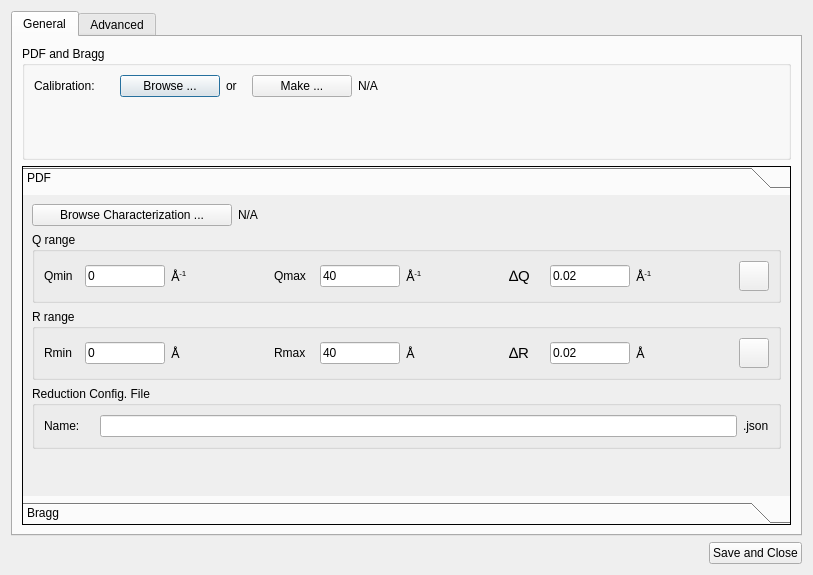
neutrons/addie, file designer/ui_reduction_configuration_dialog.ui: the form before one commit.
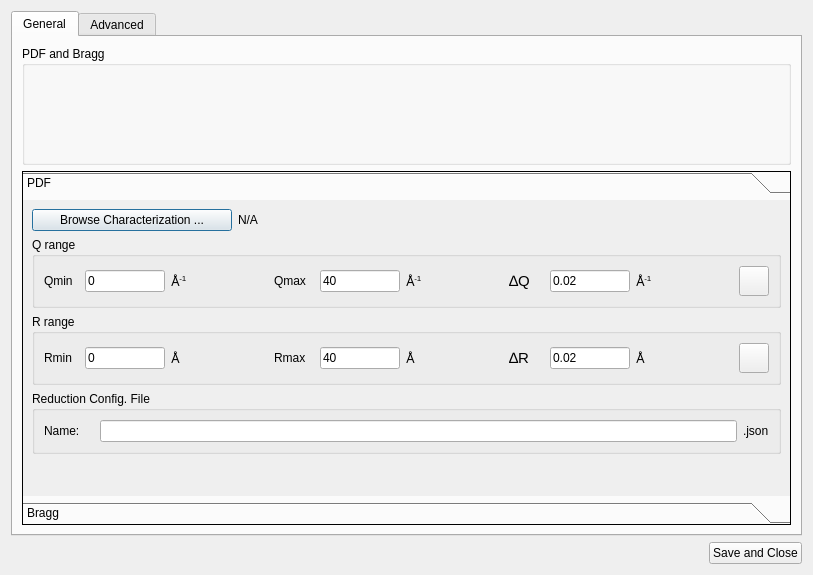
The form after the commit.

Commit message: Moved back to main ui the calibration widgets (browse and make)

Diff of the .ui file:
```diff
--- a/designer/ui_reduction_configuration_dialog.ui
+++ b/designer/ui_reduction_configuration_dialog.ui
@@ -30,93 +30,6 @@
           <string>PDF and Bragg</string>
          </property>
          <layout class="QVBoxLayout" name="verticalLayout_4">
-          <item>
-           <layout class="QHBoxLayout" name="horizontalLayout_26">
-            <item>
-             <widget class="QLabel" name="label_26">
-              <property name="minimumSize">
-               <size>
-                <width>80</width>
-                <height>0</height>
-               </size>
-              </property>
-              <property name="maximumSize">
-               <size>
-                <width>80</width>
-                <height>16777215</height>
-               </size>
-              </property>
-              <property name="text">
-               <string>Calibration:</string>
-              </property>
-             </widget>
-            </item>
-            <item>
-             <widget class="QPushButton" name="browse_calibration_button">
-              <property name="minimumSize">
-               <size>
-                <width>100</width>
-                <height>0</height>
-               </size>
-              </property>
-              <property name="maximumSize">
-               <size>
-                <width>100</width>
-                <height>16777215</height>
-               </size>
-              </property>
-              <property name="text">
-               <string>Browse ...</string>
-              </property>
-             </widget>
-            </item>
-            <item>
-             <widget class="QLabel" name="label_27">
-              <property name="minimumSize">
-               <size>
-                <width>20</width>
-                <height>0</height>
-               </size>
-              </property>
-              <property name="maximumSize">
-               <size>
-                <width>20</width>
-                <height>16777215</height>
-               </size>
-              </property>
-              <property name="text">
-               <string>or</string>
-              </property>
-             </widget>
-            </item>
-            <item>
-             <widget class="QPushButton" name="make_calibration_button">
-              <property name="minimumSize">
-               <size>
-                <width>100</width>
-                <height>0</height>
-               </size>
-              </property>
-              <property name="maximumSize">
-               <size>
-                <width>100</width>
-                <height>16777215</height>
-               </size>
-              </property>
-              <property name="text">
-               <string>Make ...</string>
-              </property>
-             </widget>
-            </item>
-            <item>
-             <widget class="QLabel" name="calibration_file">
-              <property name="text">
-               <string>N/A</string>
-              </property>
-             </widget>
-            </item>
-           </layout>
-          </item>
           <item>
            <spacer name="verticalSpacer_3">
             <property name="orientation">
@@ -125,7 +38,7 @@
             <property name="sizeHint" stdset="0">
              <size>
               <width>20</width>
-              <height>53</height>
+              <height>86</height>
              </size>
             </property>
            </spacer>
```
Left out of the diff: 32 changed lines with no effect on the pictures. The commit also changes 7 other files.
